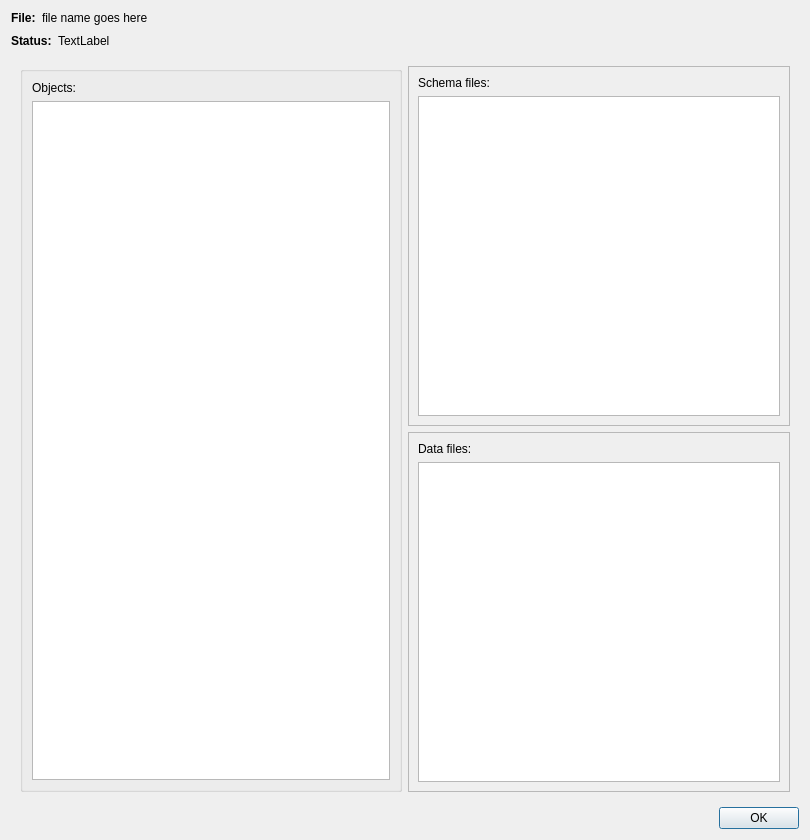
First picture: the form in ui/FileInfo.ui, repository DUNE-DAQ/dbe, before the edit.
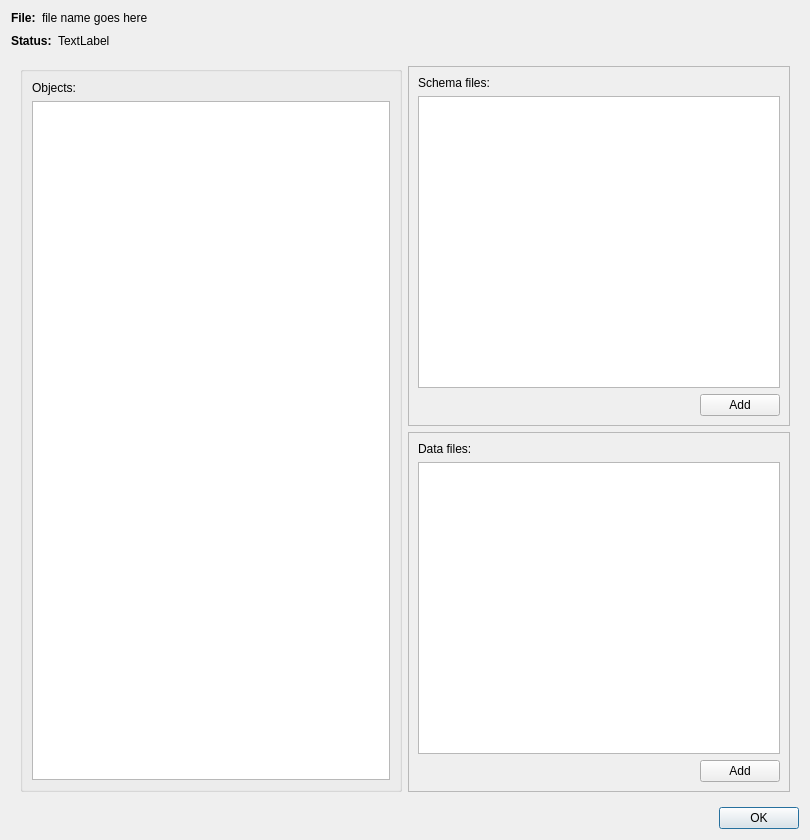
Second picture: the form after the edit.

Commit message: Add context menus and add buttons for include lists

What changed in the file:
```diff
--- a/ui/FileInfo.ui
+++ b/ui/FileInfo.ui
@@ -173,6 +173,30 @@
            <item>
             <widget class="QListWidget" name="schema_list"/>
            </item>
+           <item>
+            <layout class="QHBoxLayout" name="horizontalLayout">
+             <item>
+              <spacer name="horizontalSpacer">
+               <property name="orientation">
+                <enum>Qt::Horizontal</enum>
+               </property>
+               <property name="sizeHint" stdset="0">
+                <size>
+                 <width>40</width>
+                 <height>20</height>
+                </size>
+               </property>
+              </spacer>
+             </item>
+             <item>
+              <widget class="QPushButton" name="add_schema">
+               <property name="text">
+                <string>Add</string>
+               </property>
+              </widget>
+             </item>
+            </layout>
+           </item>
           </layout>
          </widget>
         </item>
@@ -220,6 +244,30 @@
              </property>
             </widget>
            </item>
+           <item>
+            <layout class="QHBoxLayout" name="horizontalLayout_2">
+             <item>
+              <spacer name="horizontalSpacer_2">
+               <property name="orientation">
+                <enum>Qt::Horizontal</enum>
+               </property>
+               <property name="sizeHint" stdset="0">
+                <size>
+                 <width>40</width>
+                 <height>20</height>
+                </size>
+               </property>
+              </spacer>
+             </item>
+             <item>
+              <widget class="QPushButton" name="add_data">
+               <property name="text">
+                <string>Add</string>
+               </property>
+              </widget>
+             </item>
+            </layout>
+           </item>
           </layout>
          </widget>
         </item>
```
Left out of the diff: 2 changed lines with no effect on the pictures. The commit also changes 2 other files.
